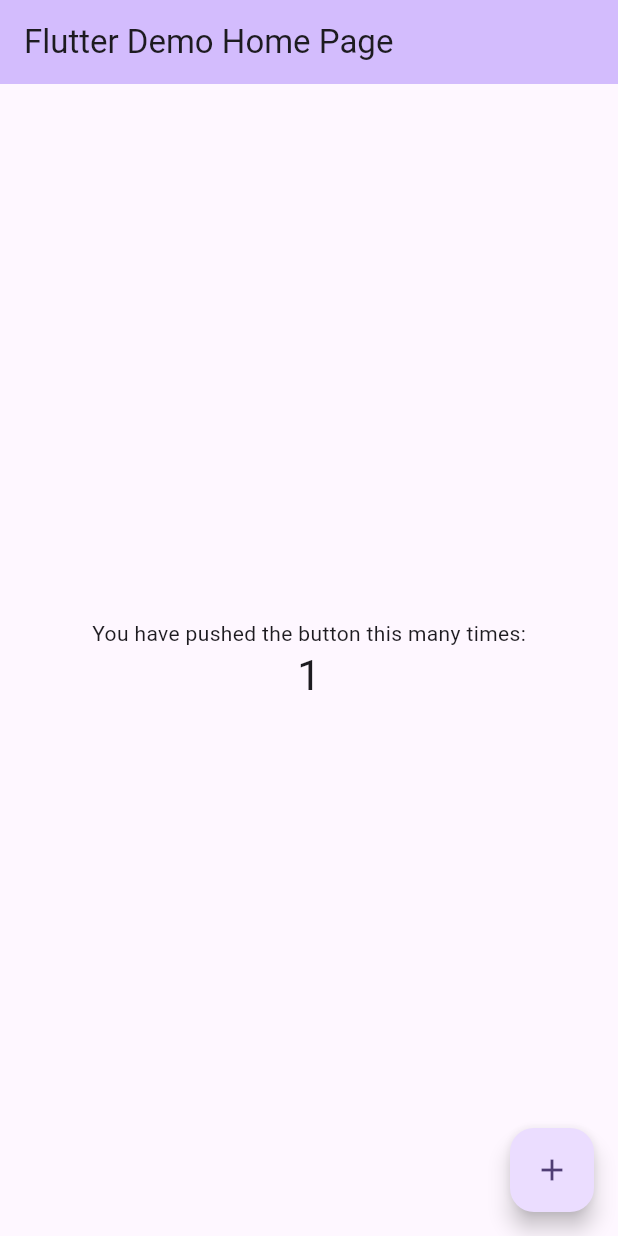
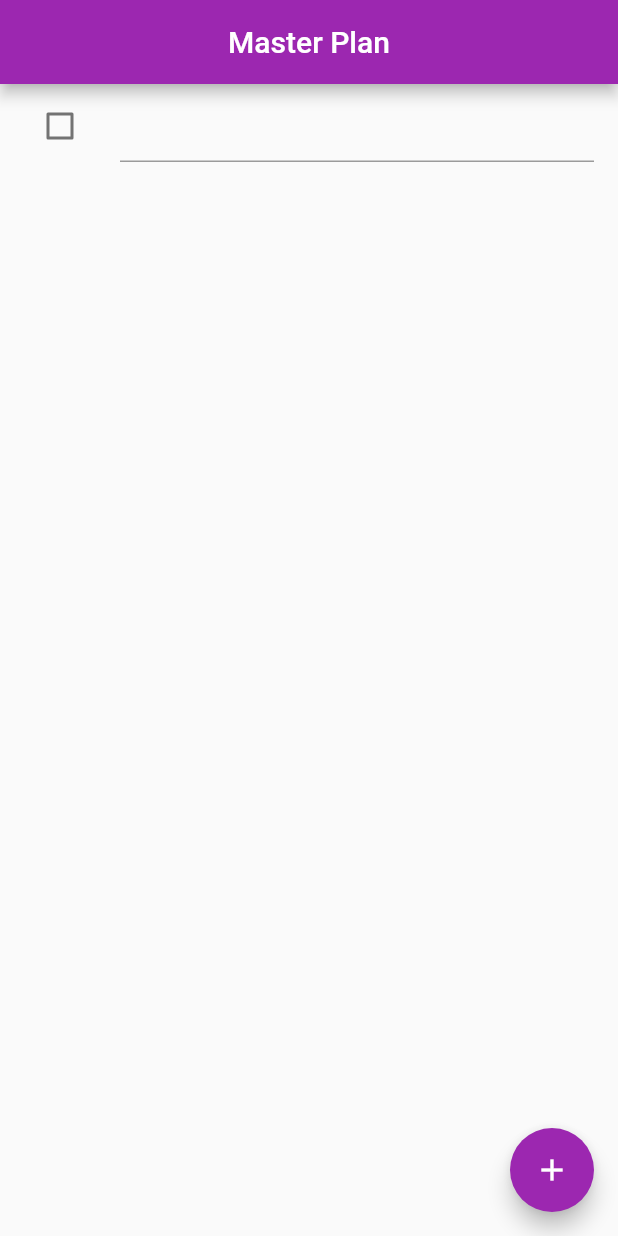
Before and after one commit to Wil-Wena/Master-Plan, a Flutter app: the screen it shows after launch, after a tap on the "add" icon, on a phone screen of 412 x 824 dp. Run offline on Flutter 3.47's test engine with Material 2 defaults, Android fonts, the phone set to English and light mode, and no system bars.

Commit message:
Index error fixed

```diff
--- a/lib/main.dart
+++ b/lib/main.dart
@@ -1,125 +1,19 @@
 import 'package:flutter/material.dart';
+import 'package:master_plan/views/plan_screen.dart';
 
 void main() {
-  runApp(const MyApp());
+  runApp(const MasterPlanApp());
 }
 
-class MyApp extends StatelessWidget {
-  const MyApp({super.key});
+class MasterPlanApp extends StatelessWidget {
+  const MasterPlanApp({super.key});
 
-  // This widget is the root of your application.
   @override
   Widget build(BuildContext context) {
     return MaterialApp(
-      title: 'Flutter Demo',
-      theme: ThemeData(
-        // This is the theme of your application.
-        //
-        // TRY THIS: Try running your application with "flutter run". You'll see
-        // the application has a blue toolbar. Then, without quitting the app,
-        // try changing the seedColor in the colorScheme below to Colors.green
-        // and then invoke "hot reload" (save your changes or press the "hot
-        // reload" button in a Flutter-supported IDE, or press "r" if you used
-        // the command line to start the app).
-        //
-        // Notice that the counter didn't reset back to zero; the application
-        // state is not lost during the reload. To reset the state, use hot
-        // restart instead.
-        //
-        // This works for code too, not just values: Most code changes can be
-        // tested with just a hot reload.
-        colorScheme: ColorScheme.fromSeed(seedColor: Colors.deepPurple),
-        useMaterial3: true,
-      ),
-      home: const MyHomePage(title: 'Flutter Demo Home Page'),
+      debugShowCheckedModeBanner: false,
+      theme: ThemeData(useMaterial3: false, primarySwatch: Colors.purple),
+      home: PlanScreen(),
     );
   }
 }
-
-class MyHomePage extends StatefulWidget {
-  const MyHomePage({super.key, required this.title});
-
-  // This widget is the home page of your application. It is stateful, meaning
-  // that it has a State object (defined below) that contains fields that affect
-  // how it looks.
-
-  // This class is the configuration for the state. It holds the values (in this
-  // case the title) provided by the parent (in this case the App widget) and
-  // used by the build method of the State. Fields in a Widget subclass are
-  // always marked "final".
-
-  final String title;
-
-  @override
-  State<MyHomePage> createState() => _MyHomePageState();
-}
-
-class _MyHomePageState extends State<MyHomePage> {
-  int _counter = 0;
-
-  void _incrementCounter() {
-    setState(() {
-      // This call to setState tells the Flutter framework that something has
-      // changed in this State, which causes it to rerun the build method below
-      // so that the display can reflect the updated values. If we changed
-      // _counter without calling setState(), then the build method would not be
-      // called again, and so nothing would appear to happen.
-      _counter++;
-    });
-  }
-
-  @override
-  Widget build(BuildContext context) {
-    // This method is rerun every time setState is called, for instance as done
-    // by the _incrementCounter method above.
-    //
-    // The Flutter framework has been optimized to make rerunning build methods
-    // fast, so that you can just rebuild anything that needs updating rather
-    // than having to individually change instances of widgets.
-    return Scaffold(
-      appBar: AppBar(
-        // TRY THIS: Try changing the color here to a specific color (to
-        // Colors.amber, perhaps?) and trigger a hot reload to see the AppBar
-        // change color while the other colors stay the same.
-        backgroundColor: Theme.of(context).colorScheme.inversePrimary,
-        // Here we take the value from the MyHomePage object that was created by
-        // the App.build method, and use it to set our appbar title.
-        title: Text(widget.title),
-      ),
-      body: Center(
-        // Center is a layout widget. It takes a single child and positions it
-        // in the middle of the parent.
-        child: Column(
-          // Column is also a layout widget. It takes a list of children and
-          // arranges them vertically. By default, it sizes itself to fit its
-          // children horizontally, and tries to be as tall as its parent.
-          //
-          // Column has various properties to control how it sizes itself and
-          // how it positions its children. Here we use mainAxisAlignment to
-          // center the children vertically; the main axis here is the vertical
-          // axis because Columns are vertical (the cross axis would be
-          // horizontal).
-          //
-          // TRY THIS: Invoke "debug painting" (choose the "Toggle Debug Paint"
-          // action in the IDE, or press "p" in the console), to see the
-          // wireframe for each widget.
-          mainAxisAlignment: MainAxisAlignment.center,
-          children: <Widget>[
-            const Text(
-              'You have pushed the button this many times:',
-            ),
-            Text(
-              '$_counter',
-              style: Theme.of(context).textTheme.headlineMedium,
-            ),
-          ],
-        ),
-      ),
-      floatingActionButton: FloatingActionButton(
-        onPressed: _incrementCounter,
-        tooltip: 'Increment',
-        child: const Icon(Icons.add),
-      ), // This trailing comma makes auto-formatting nicer for build methods.
-    );
-  }
-}
--- /dev/null
+++ b/lib/models/data_layer.dart
@@ -0,0 +1,2 @@
+export 'plan.dart';
+export 'task.dart';
--- /dev/null
+++ b/lib/models/plan.dart
@@ -0,0 +1,6 @@
+import 'package:master_plan/models/task.dart';
+
+class Plan {
+  String name = '';
+  final List<Task> tasks = [];
+}
--- /dev/null
+++ b/lib/models/task.dart
@@ -0,0 +1,9 @@
+class Task {
+  String description;
+  bool complete;
+
+  Task({
+    this.complete = false,
+    this.description = '',
+  });
+}
--- /dev/null
+++ b/lib/views/plan_screen.dart
@@ -0,0 +1,58 @@
+import 'package:flutter/material.dart';
+
+import '../models/data_layer.dart';
+
+class PlanScreen extends StatefulWidget {
+  const PlanScreen({super.key});
+
+  @override
+  State<PlanScreen> createState() => _PlanScreenState();
+}
+
+class _PlanScreenState extends State<PlanScreen> {
+  final plan = Plan();
+  late ScrollController scrollController;
+  @override
+  Widget build(BuildContext context) {
+    return Scaffold(
+      appBar: AppBar(centerTitle: true, title: const Text('Master Plan')),
+      body: buildList(),
+      floatingActionButton: buildAddTaskButton(),
+    );
+  }
+
+  Widget buildAddTaskButton() {
+    return FloatingActionButton(
+        child: const Icon(Icons.add),
+        onPressed: () {
+          setState(() {
+            plan.tasks.add(Task());
+          });
+        });
+  }
+
+  Widget buildList() {
+    return ListView.builder(
+      itemCount: plan.tasks.length,
+      itemBuilder: (context, index) => buildTaskTile(plan.tasks[index]),
+    );
+  }
+
+  Widget buildTaskTile(Task task) {
+    return ListTile(
+      leading: Checkbox(
+        value: task.complete,
+        onChanged: (selected) {
+          setState(() {
+            task.complete = selected!;
+          });
+        },
+      ),
+      title: TextField(onChanged: (text) {
+        setState(() {
+          task.description = text;
+        });
+      }),
+    );
+  }
+}
```
Also changed, not shown: pubspec.lock (added), 7 other files.
